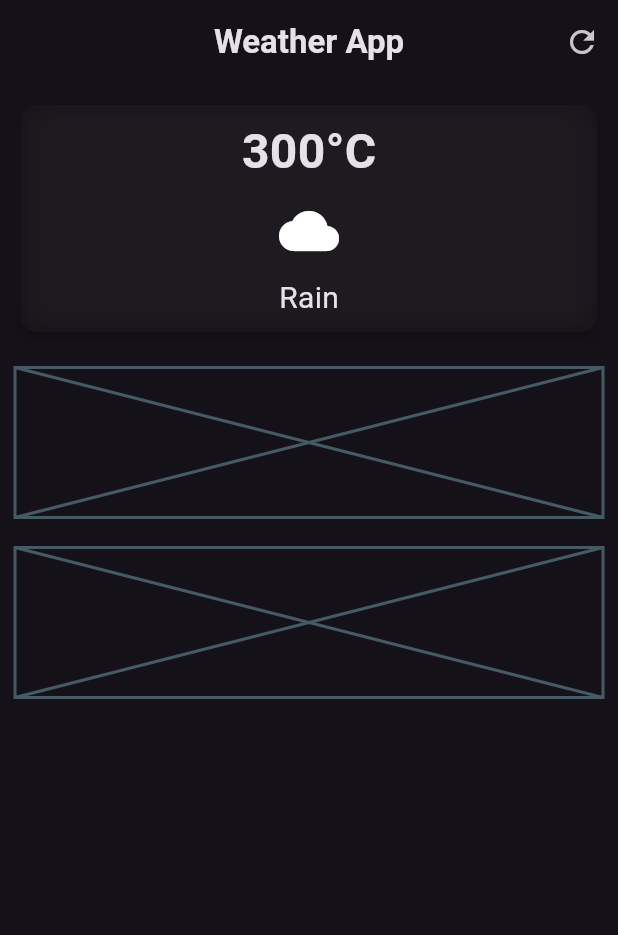
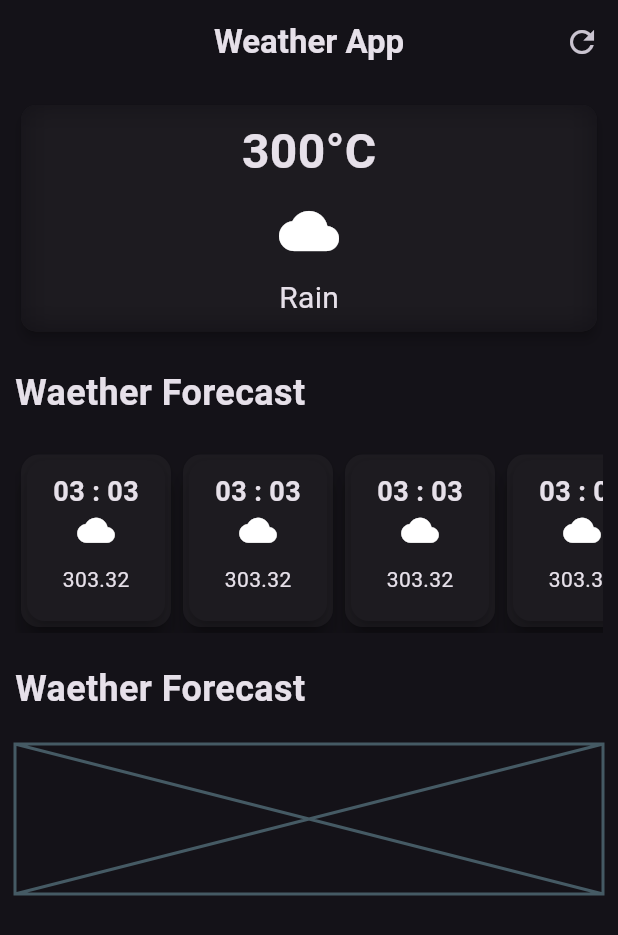
Before and after one commit to Padmakumar18/Weather-App, a Flutter app: the screen it shows after launch, on a phone screen of 412 x 824 dp. Shown: the top 935 px of the screen. Run offline on Flutter 3.47's test engine with Material 3 defaults, Android fonts, the phone set to English and light mode, and no system bars.

Commit message:
Code updated

```diff
--- a/app/lib/weather_screen.dart
+++ b/app/lib/weather_screen.dart
@@ -1,5 +1,4 @@
 import 'dart:ui';
-
 import 'package:flutter/material.dart';
 
 class WeatherScreen extends StatelessWidget {
@@ -63,7 +62,150 @@ class WeatherScreen extends StatelessWidget {
             ),
             // const Placeholder(fallbackHeight: 250),
             const SizedBox(height: 20),
-            const Placeholder(fallbackHeight: 100),
+            Align(
+              alignment: Alignment.centerLeft,
+              child: const Text(
+                "Waether Forecast",
+                style: TextStyle(fontSize: 24, fontWeight: FontWeight.bold),
+              ),
+            ),
+            const SizedBox(height: 20),
+            // const Placeholder(fallbackHeight: 100),
+            SingleChildScrollView(
+              scrollDirection: Axis.horizontal,
+              child: Row(
+                children: [
+                  Card(
+                    elevation: 6,
+                    child: Container(
+                      width: 100,
+                      child: Card(
+                        elevation: 6,
+                        child: Container(
+                          padding: const EdgeInsets.all(8.0),
+                          decoration: BoxDecoration(
+                            borderRadius: BorderRadius.circular(10),
+                          ),
+                          child: Column(
+                            children: [
+                              const Text(
+                                "03 : 03",
+                                style: TextStyle(
+                                  fontSize: 18,
+                                  fontWeight: FontWeight.bold,
+                                ),
+                              ),
+                              const Icon(Icons.cloud, size: 25),
+                              const SizedBox(height: 10),
+                              const Text("303.32"),
+                              const SizedBox(height: 10),
+                            ],
+                          ),
+                        ),
+                      ),
+                    ),
+                  ),
+                  Card(
+                    elevation: 6,
+                    child: Container(
+                      width: 100,
+                      child: Card(
+                        elevation: 6,
+                        child: Container(
+                          padding: const EdgeInsets.all(8.0),
+                          decoration: BoxDecoration(
+                            borderRadius: BorderRadius.circular(10),
+                          ),
+                          child: Column(
+                            children: [
+                              const Text(
+                                "03 : 03",
+                                style: TextStyle(
+                                  fontSize: 18,
+                                  fontWeight: FontWeight.bold,
+                                ),
+                              ),
+                              const Icon(Icons.cloud, size: 25),
+                              const SizedBox(height: 10),
+                              const Text("303.32"),
+                              const SizedBox(height: 10),
+                            ],
+                          ),
+                        ),
+                      ),
+                    ),
+                  ),
+                  Card(
+                    elevation: 6,
+                    child: Container(
+                      width: 100,
+                      child: Card(
+                        elevation: 6,
+                        child: Container(
+                          padding: const EdgeInsets.all(8.0),
+                          decoration: BoxDecoration(
+                            borderRadius: BorderRadius.circular(10),
+                          ),
+                          child: Column(
+                            children: [
+                              const Text(
+                                "03 : 03",
+                                style: TextStyle(
+                                  fontSize: 18,
+                                  fontWeight: FontWeight.bold,
+                                ),
+                              ),
+                              const Icon(Icons.cloud, size: 25),
+                              const SizedBox(height: 10),
+                              const Text("303.32"),
+                              const SizedBox(height: 10),
+                            ],
+                          ),
+                        ),
+                      ),
+                    ),
+                  ),
+                  Card(
+                    elevation: 6,
+                    child: Container(
+                      width: 100,
+                      child: Card(
+                        elevation: 6,
+                        child: Container(
+                          padding: const EdgeInsets.all(8.0),
+                          decoration: BoxDecoration(
+                            borderRadius: BorderRadius.circular(10),
+                          ),
+                          child: Column(
+                            children: [
+                              const Text(
+                                "03 : 03",
+                                style: TextStyle(
+                                  fontSize: 18,
+                                  fontWeight: FontWeight.bold,
+                                ),
+                              ),
+                              const Icon(Icons.cloud, size: 25),
+                              const SizedBox(height: 10),
+                              const Text("303.32"),
+                              const SizedBox(height: 10),
+                            ],
+                          ),
+                        ),
+                      ),
+                    ),
+                  ),
+                ],
+              ),
+            ),
+            const SizedBox(height: 20),
+            Align(
+              alignment: Alignment.centerLeft,
+              child: const Text(
+                "Waether Forecast",
+                style: TextStyle(fontSize: 24, fontWeight: FontWeight.bold),
+              ),
+            ),
             const SizedBox(height: 20),
             const Placeholder(fallbackHeight: 100),
           ],
```
